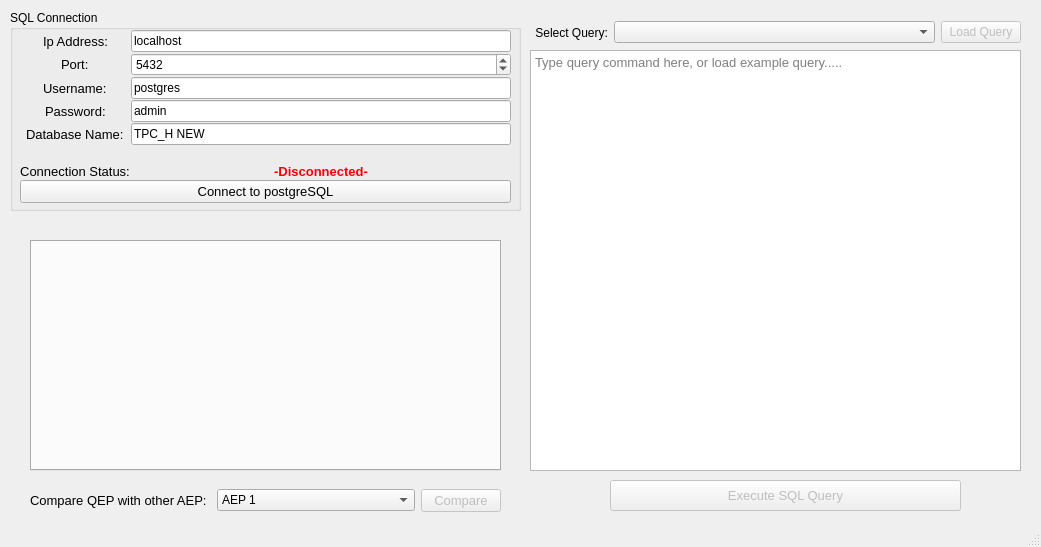
The window that USETHISFOLDER/MainUI.ui (yixiong321/CZ4031-Project2) describes before a commit, drawn with Qt 5.
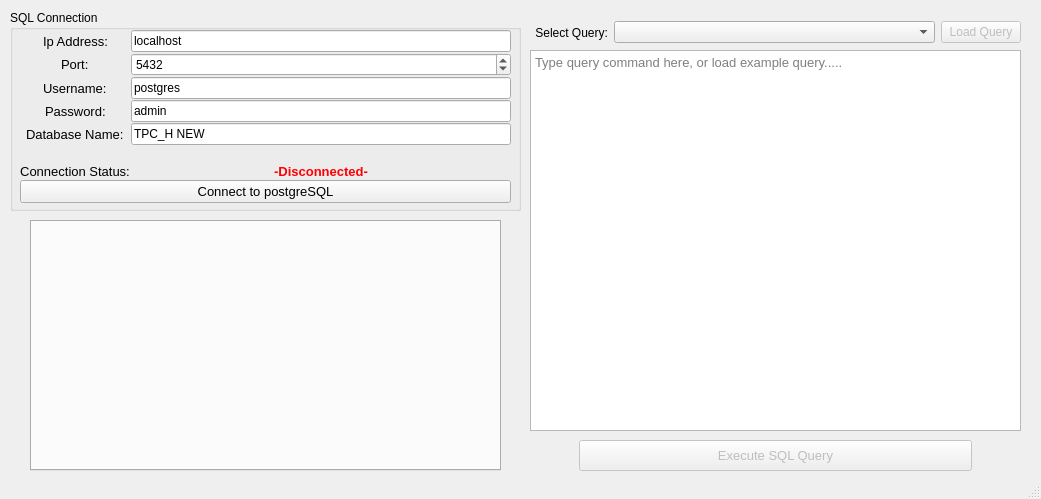
The same window after the commit.

Diff of the .ui file:
```diff
--- a/USETHISFOLDER/MainUI.ui
+++ b/USETHISFOLDER/MainUI.ui
@@ -7,34 +7,13 @@
     <x>0</x>
     <y>0</y>
     <width>1041</width>
-    <height>547</height>
+    <height>499</height>
    </rect>
   </property>
   <property name="windowTitle">
    <string>MainWindow</string>
   </property>
   <widget class="QWidget" name="centralwidget">
-   <widget class="QPushButton" name="sql_btn">
-    <property name="enabled">
-     <bool>false</bool>
-    </property>
-    <property name="geometry">
-     <rect>
-      <x>610</x>
-      <y>480</y>
-      <width>351</width>
-      <height>31</height>
-     </rect>
-    </property>
-    <property name="font">
-     <font>
-      <pointsize>10</pointsize>
-     </font>
-    </property>
-    <property name="text">
-     <string>Execute SQL Query</string>
-    </property>
-   </widget>
    <widget class="QGroupBox" name="groupBox">
     <property name="geometry">
      <rect>
@@ -248,7 +227,7 @@
       <x>530</x>
       <y>50</y>
       <width>491</width>
-      <height>421</height>
+      <height>381</height>
      </rect>
     </property>
     <property name="font">
@@ -274,9 +253,9 @@
     <property name="geometry">
      <rect>
       <x>30</x>
-      <y>240</y>
+      <y>220</y>
       <width>471</width>
-      <height>231</height>
+      <height>251</height>
      </rect>
     </property>
     <property name="currentIndex">
@@ -348,47 +327,33 @@
    <widget class="QWidget" name="layoutWidget_3">
     <property name="geometry">
      <rect>
-      <x>30</x>
-      <y>480</y>
-      <width>471</width>
-      <height>41</height>
+      <x>530</x>
+      <y>440</y>
+      <width>491</width>
+      <height>31</height>
      </rect>
     </property>
-    <layout class="QHBoxLayout" name="horizontalLayout_3">
+    <layout class="QHBoxLayout" name="horizontalLayout_3" stretch="1,8,1">
      <item>
-      <widget class="QLabel" name="label_5">
-       <property name="font">
-        <font>
-         <pointsize>10</pointsize>
-        </font>
+      <spacer name="horizontalSpacer">
+       <property name="orientation">
+        <enum>Qt::Horizontal</enum>
        </property>
-       <property name="text">
-        <string>Compare QEP with other AEP: </string>
+       <property name="sizeHint" stdset="0">
+        <size>
+         <width>40</width>
+         <height>20</height>
+        </size>
        </property>
-      </widget>
+      </spacer>
      </item>
      <item>
-      <widget class="QComboBox" name="aepList">
-       <property name="sizePolicy">
-        <sizepolicy hsizetype="Expanding" vsizetype="Fixed">
-         <horstretch>0</horstretch>
-         <verstretch>0</verstretch>
-        </sizepolicy>
-       </property>
-       <item>
-        <property name="text">
-         <string>AEP 1</string>
-        </property>
-       </item>
-      </widget>
-     </item>
-     <item>
-      <widget class="QPushButton" name="CmpQuery">
+      <widget class="QPushButton" name="sql_btn">
        <property name="enabled">
         <bool>false</bool>
        </property>
        <property name="sizePolicy">
-        <sizepolicy hsizetype="Preferred" vsizetype="Fixed">
+        <sizepolicy hsizetype="Minimum" vsizetype="Minimum">
          <horstretch>0</horstretch>
          <verstretch>0</verstretch>
         </sizepolicy>
@@ -399,10 +364,23 @@
         </font>
        </property>
        <property name="text">
-        <string>Compare</string>
+        <string>Execute SQL Query</string>
        </property>
       </widget>
      </item>
+     <item>
+      <spacer name="horizontalSpacer_2">
+       <property name="orientation">
+        <enum>Qt::Horizontal</enum>
+       </property>
+       <property name="sizeHint" stdset="0">
+        <size>
+         <width>40</width>
+         <height>20</height>
+        </size>
+       </property>
+      </spacer>
+     </item>
     </layout>
    </widget>
   </widget>
```
Left out of the diff: 2 changed lines with no effect on the pictures.
